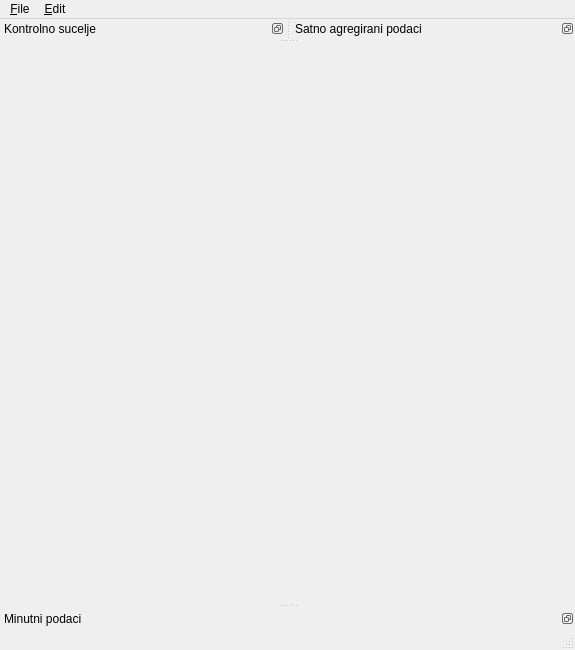
Qt form display.ui (kluksa/kontrola-podataka) before a commit.
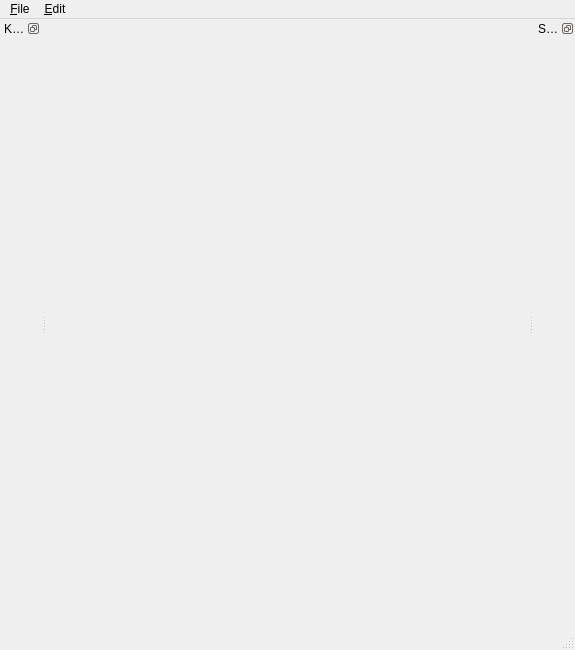
The same form after that commit.

Commit message: Satni panel i minutni panel su spojeni u jednistveni panel. Ostala funkcionalnost programa ostala je ista.

Patch:
```diff
--- a/display.ui
+++ b/display.ui
@@ -110,7 +110,7 @@
     <string>Kontrolno sucelje</string>
    </property>
    <attribute name="dockWidgetArea">
-    <number>4</number>
+    <number>1</number>
    </attribute>
    <widget class="QWidget" name="dockWidgetContents_kontrola"/>
   </widget>
@@ -131,27 +131,9 @@
     <string>Satno agregirani podaci</string>
    </property>
    <attribute name="dockWidgetArea">
-    <number>4</number>
+    <number>2</number>
    </attribute>
-   <widget class="QWidget" name="dockWidgetContents_satni"/>
-  </widget>
-  <widget class="QDockWidget" name="dockWidget_minutni">
-   <property name="sizePolicy">
-    <sizepolicy hsizetype="Expanding" vsizetype="Expanding">
-     <horstretch>0</horstretch>
-     <verstretch>0</verstretch>
-    </sizepolicy>
-   </property>
-   <property name="features">
-    <set>QDockWidget::DockWidgetFloatable|QDockWidget::DockWidgetMovable</set>
-   </property>
-   <property name="windowTitle">
-    <string>Minutni podaci</string>
-   </property>
-   <attribute name="dockWidgetArea">
-    <number>8</number>
-   </attribute>
-   <widget class="QWidget" name="dockWidgetContents_minutni"/>
+   <widget class="QWidget" name="dockWidgetContents_grafovi"/>
   </widget>
   <action name="action_Exit">
    <property name="text">
```
Left out of the diff: 2 changed lines with no effect on the pictures. The commit also changes 10 other files.
